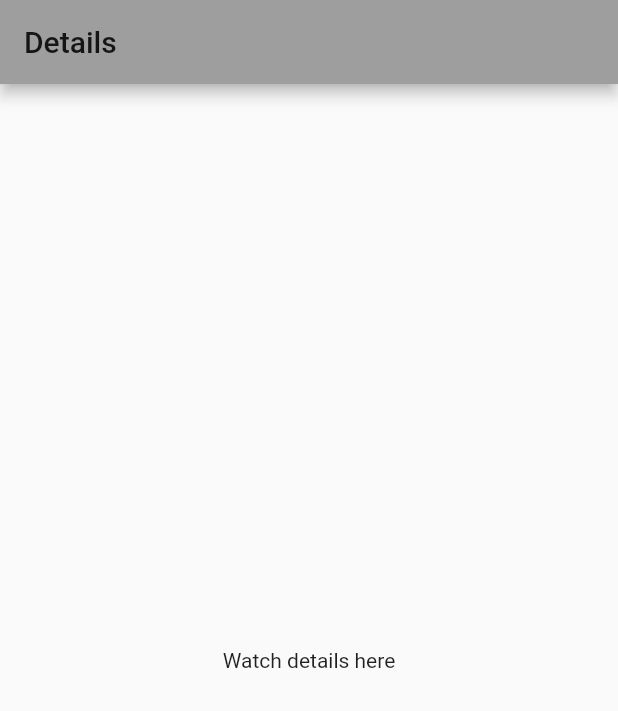
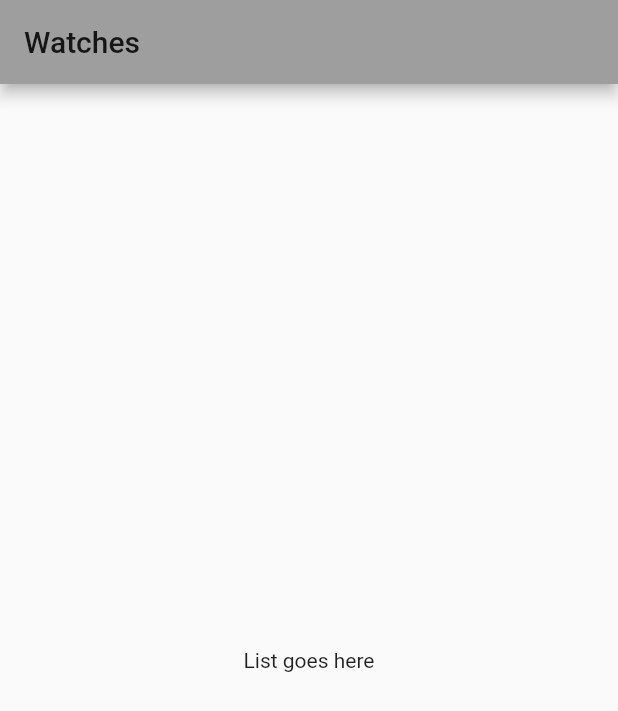
Before and after one commit to lucasmbraz/watches, a Flutter app: the screen it shows after launch, on a phone screen of 412 x 824 dp. Shown: the top 711 px of the screen. Run offline on Flutter 3.47's test engine with Material 2 defaults, Android fonts, the phone set to English and light mode, and no system bars.

Commit message:
Add empty home screen

```diff
--- a/lib/app.dart
+++ b/lib/app.dart
@@ -1,6 +1,5 @@
 import 'package:flutter/material.dart';
-
-import 'details_screen.dart';
+import 'package:watches/home_screen.dart';
 
 class App extends StatelessWidget {
   @override
@@ -11,7 +10,7 @@ class App extends StatelessWidget {
         primarySwatch: Colors.grey,
         visualDensity: VisualDensity.adaptivePlatformDensity,
       ),
-      home: DetailsScreen(),
+      home: HomeScreen(),
     );
   }
 }
--- /dev/null
+++ b/lib/home_screen.dart
@@ -0,0 +1,11 @@
+import 'package:flutter/material.dart';
+
+class HomeScreen extends StatelessWidget {
+  @override
+  Widget build(BuildContext context) {
+    return Scaffold(
+      appBar: AppBar(title: Text('Watches')),
+      body: Center(child: Text('List goes here')),
+    );
+  }
+}
```
